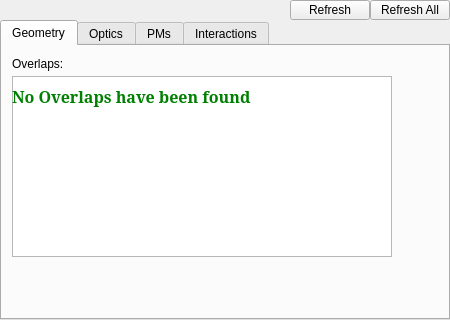
First picture: the form in src/gui/checkupwindowclass.ui, repository andrmor/ANTS2, before the edit.
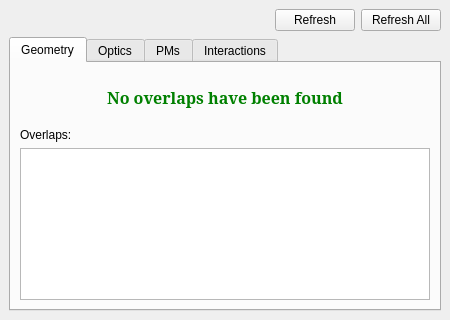
Second picture: the form after the edit.

Commit message: Fixed resize of checkup window

Patch:
```diff
--- a/src/gui/checkupwindowclass.ui
+++ b/src/gui/checkupwindowclass.ui
@@ -20,15 +20,52 @@
    <string>CheckUp</string>
   </property>
   <widget class="QWidget" name="centralwidget">
+   <layout class="QVBoxLayout" name="verticalLayout_2">
+    <item>
+     <layout class="QHBoxLayout" name="horizontalLayout">
+      <item>
+       <spacer name="horizontalSpacer">
+        <property name="orientation">
+         <enum>Qt::Horizontal</enum>
+        </property>
+        <property name="sizeHint" stdset="0">
+         <size>
+          <width>40</width>
+          <height>20</height>
+         </size>
+        </property>
+       </spacer>
+      </item>
+      <item>
+       <widget class="QPushButton" name="buttonRefreshCurrent">
+        <property name="toolTip">
+         <string/>
+        </property>
+        <property name="text">
+         <string>Refresh</string>
+        </property>
+        <property name="checkable">
+         <bool>false</bool>
+        </property>
+       </widget>
+      </item>
+      <item>
+       <widget class="QPushButton" name="buttonRefreshAll">
+        <property name="toolTip">
+         <string/>
+        </property>
+        <property name="text">
+         <string>Refresh All</string>
+        </property>
+        <property name="checkable">
+         <bool>false</bool>
+        </property>
+       </widget>
+      </item>
+     </layout>
+    </item>
+    <item>
    <widget class="QTabWidget" name="tabWidget">
-    <property name="geometry">
-     <rect>
-      <x>0</x>
-      <y>20</y>
-      <width>450</width>
-      <height>300</height>
-     </rect>
-    </property>
     <property name="tabPosition">
      <enum>QTabWidget::North</enum>
     </property>
@@ -45,37 +82,14 @@
      <attribute name="title">
       <string>Geometry</string>
      </attribute>
-     <widget class="QListWidget" name="overlaplist">
-      <property name="geometry">
-       <rect>
-        <x>10</x>
-        <y>30</y>
-        <width>380</width>
-        <height>181</height>
-       </rect>
-      </property>
-     </widget>
-     <widget class="QLabel" name="label">
-      <property name="geometry">
-       <rect>
-        <x>10</x>
-        <y>10</y>
-        <width>71</width>
-        <height>16</height>
-       </rect>
-      </property>
-      <property name="text">
-       <string>Overlaps:</string>
-      </property>
-     </widget>
+       <layout class="QVBoxLayout" name="verticalLayout">
+        <item>
      <widget class="QLabel" name="labelOverlaps">
-      <property name="geometry">
-       <rect>
-        <x>10</x>
-        <y>30</y>
-        <width>261</width>
-        <height>41</height>
-       </rect>
+          <property name="minimumSize">
+           <size>
+            <width>0</width>
+            <height>50</height>
+           </size>
       </property>
       <property name="font">
        <font>
@@ -89,25 +103,47 @@
        <string notr="true">QLabel { color : green; }</string>
       </property>
       <property name="text">
-       <string>No Overlaps have been found</string>
+           <string>No overlaps have been found</string>
+          </property>
+          <property name="alignment">
+           <set>Qt::AlignCenter</set>
       </property>
       <property name="wordWrap">
        <bool>true</bool>
       </property>
      </widget>
+        </item>
+        <item>
+         <widget class="QLabel" name="labOver">
+          <property name="text">
+           <string>Overlaps:</string>
+          </property>
+         </widget>
+        </item>
+        <item>
+         <widget class="QListWidget" name="overlaplist">
+          <property name="sizePolicy">
+           <sizepolicy hsizetype="Expanding" vsizetype="Expanding">
+            <horstretch>0</horstretch>
+            <verstretch>0</verstretch>
+           </sizepolicy>
+          </property>
+         </widget>
+        </item>
+       </layout>
     </widget>
     <widget class="QWidget" name="tab_optics">
      <attribute name="title">
       <string>Optics</string>
      </attribute>
+       <layout class="QVBoxLayout" name="verticalLayout_5">
+        <item>
      <widget class="QLabel" name="labelOptics">
-      <property name="geometry">
-       <rect>
-        <x>0</x>
-        <y>0</y>
-        <width>391</width>
-        <height>30</height>
-       </rect>
+          <property name="minimumSize">
+           <size>
+            <width>0</width>
+            <height>50</height>
+           </size>
       </property>
       <property name="font">
        <font>
@@ -121,26 +157,23 @@
        <string notr="true">QLabel { color : green; }</string>
       </property>
       <property name="text">
-       <string>Simulation is not Wavelength Resolved</string>
+           <string>Simulation is not wavelength-resolved</string>
+          </property>
+          <property name="alignment">
+           <set>Qt::AlignCenter</set>
       </property>
       <property name="wordWrap">
        <bool>true</bool>
       </property>
      </widget>
+        </item>
+        <item>
      <widget class="QTableWidget" name="opticsTable">
       <property name="enabled">
        <bool>true</bool>
       </property>
-      <property name="geometry">
-       <rect>
-        <x>0</x>
-        <y>0</y>
-        <width>221</width>
-        <height>131</height>
-       </rect>
-      </property>
       <property name="sizePolicy">
-       <sizepolicy hsizetype="Preferred" vsizetype="Preferred">
+           <sizepolicy hsizetype="Preferred" vsizetype="Expanding">
         <horstretch>0</horstretch>
         <verstretch>0</verstretch>
        </sizepolicy>
@@ -161,23 +194,19 @@
        <enum>QAbstractItemView::ScrollPerPixel</enum>
       </property>
      </widget>
+        </item>
+       </layout>
     </widget>
     <widget class="QWidget" name="tab_pmts">
      <attribute name="title">
       <string>PMs</string>
      </attribute>
+       <layout class="QVBoxLayout" name="verticalLayout_4">
+        <item>
      <widget class="QTableWidget" name="pmtsTable">
       <property name="enabled">
        <bool>true</bool>
       </property>
-      <property name="geometry">
-       <rect>
-        <x>0</x>
-        <y>0</y>
-        <width>221</width>
-        <height>131</height>
-       </rect>
-      </property>
       <property name="sizePolicy">
        <sizepolicy hsizetype="Preferred" vsizetype="Preferred">
         <horstretch>0</horstretch>
@@ -200,29 +229,21 @@
        <enum>QAbstractItemView::ScrollPerPixel</enum>
       </property>
      </widget>
+        </item>
+       </layout>
     </widget>
     <widget class="QWidget" name="tab_particles">
      <attribute name="title">
       <string>Interactions</string>
      </attribute>
-     <widget class="QListWidget" name="listInteraction">
-      <property name="geometry">
-       <rect>
-        <x>10</x>
-        <y>10</y>
-        <width>191</width>
-        <height>81</height>
-       </rect>
-      </property>
-     </widget>
+       <layout class="QVBoxLayout" name="verticalLayout_3">
+        <item>
      <widget class="QLabel" name="labelInteraction">
-      <property name="geometry">
-       <rect>
-        <x>10</x>
-        <y>10</y>
-        <width>381</width>
-        <height>41</height>
-       </rect>
+          <property name="minimumSize">
+           <size>
+            <width>0</width>
+            <height>50</height>
+           </size>
       </property>
       <property name="font">
        <font>
@@ -236,52 +257,31 @@
        <string notr="true">QLabel { color : green; }</string>
       </property>
       <property name="text">
-       <string>No Interaction data seems to be missing</string>
+           <string>No interaction data seems to be missing</string>
+          </property>
+          <property name="alignment">
+           <set>Qt::AlignCenter</set>
       </property>
       <property name="wordWrap">
        <bool>true</bool>
       </property>
      </widget>
-    </widget>
-   </widget>
-   <widget class="QPushButton" name="buttonRefreshAll">
-    <property name="geometry">
-     <rect>
-      <x>370</x>
-      <y>0</y>
-      <width>80</width>
-      <height>20</height>
-     </rect>
-    </property>
-    <property name="toolTip">
-     <string/>
-    </property>
-    <property name="text">
-     <string>Refresh All</string>
-    </property>
-    <property name="checkable">
-     <bool>false</bool>
-    </property>
-   </widget>
-   <widget class="QPushButton" name="buttonRefreshCurrent">
-    <property name="geometry">
-     <rect>
-      <x>290</x>
-      <y>0</y>
-      <width>80</width>
-      <height>20</height>
-     </rect>
-    </property>
-    <property name="toolTip">
-     <string/>
-    </property>
-    <property name="text">
-     <string>Refresh</string>
-    </property>
-    <property name="checkable">
-     <bool>false</bool>
-    </property>
-   </widget>
+        </item>
+        <item>
+         <widget class="QListWidget" name="listInteraction">
+          <property name="sizePolicy">
+           <sizepolicy hsizetype="Expanding" vsizetype="Expanding">
+            <horstretch>0</horstretch>
+            <verstretch>0</verstretch>
+           </sizepolicy>
+          </property>
+         </widget>
+        </item>
+       </layout>
+      </widget>
+     </widget>
+    </item>
+   </layout>
   </widget>
  </widget>
  <resources/>
```
Lines whose indentation alone changed are shown as unchanged. The commit also changes 1 other file.
